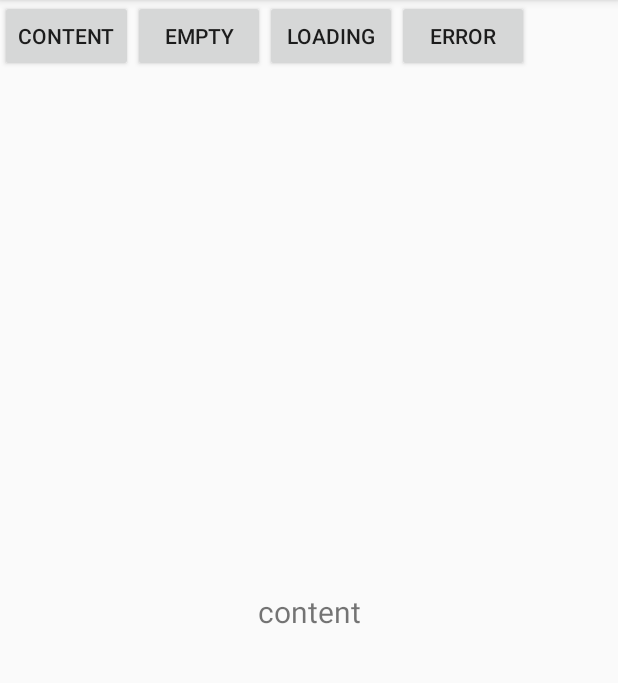
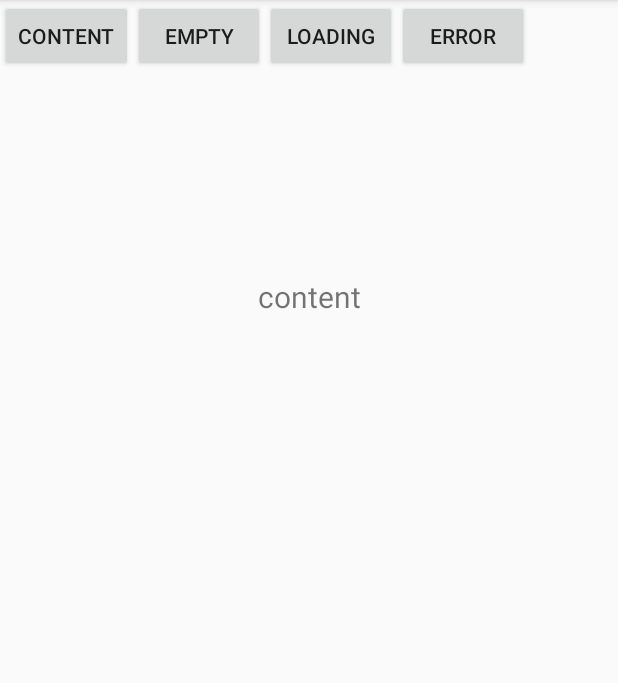
Before and after one commit to Colaman0/StatusLayout, an Android app: the screen it shows after launch (MainActivity), on a phone screen of 412 x 824 dp, the part 84-767 px from its top. Run offline under Robolectric (Android 15) with nearby library versions, the phone set to English and light mode, and no system bars.

Commit message:
feat:添加attach方法取代原本的init方法

```diff
--- a/StatusLayout/src/main/java/com/colaman/statuslayout/StatusLayout.kt
+++ b/StatusLayout/src/main/java/com/colaman/statuslayout/StatusLayout.kt
@@ -8,6 +8,7 @@ import android.util.AttributeSet
 import android.view.LayoutInflater
 import android.view.View
 import android.view.View.OnClickListener
+import android.view.ViewGroup
 import android.widget.ViewAnimator
 import com.example.statuslayout.R
 
@@ -17,7 +18,8 @@ import com.example.statuslayout.R
  *             有STATUS_NORMAL/STATUS_LOADING等默认的几个key可以使用，正常状态的布局建议用STATUS_NORMAL作为key添加
  *             如果用自定义的key，那么需要最先添加到statuslayout中，再添加如loading，error等布局
  */
-open class StatusLayout constructor(private var mContext: Context, attrs: AttributeSet? = null) : ViewAnimator(mContext, attrs) {
+open class StatusLayout constructor(private var mContext: Context, attrs: AttributeSet? = null) :
+    ViewAnimator(mContext, attrs) {
 
     companion object {
 
@@ -30,34 +32,17 @@ open class StatusLayout constructor(private var mContext: Context, attrs: Attrib
         var mGlobalInAnimation: Int = R.anim.anim_in_alpha
         var mGlobalOutAnimation: Int = R.anim.anim_out_alpha
 
+        fun attachTo(view: View, status: Status = Status.Normal): StatusLayout {
+            val statusLayout = StatusLayout(view.context).apply {
+                layoutParams = view.layoutParams
+            }
+            (view.parent as ViewGroup).apply {
+                val index = indexOfChild(view)
+                removeViewAt(index)
+                addView(statusLayout, index)
+            }
+            statusLayout.addStatus(status, StatusConfig(contentView = view))
 
-        /**
-         * 用于activity/fragment等view的初始化方式使用，在布局文件中可以不用手动把根部局替换成statuslayout,
-         * 而是调用init方法把资源res传进来，返回一个statuslayout,直接把返回的statuslayout作为activity setcontentview()方法的参数
-         *
-         * @param context   上下文
-         * @param layoutRes 布局资源文件
-         * @return
-         */
-        fun init(context: Context, @LayoutRes layoutRes: Int): StatusLayout {
-            val rootView = LayoutInflater.from(context).inflate(layoutRes, null)
-            return init(rootView)
-        }
-
-        /**
-         * 用于activity/fragment等view的初始化方式使用，在布局文件中可以不用手动把根部局替换成statuslayout,
-         * 而是调用init方法把资源res传进来，返回一个statuslayout,直接把返回的statuslayout作为activity setcontentview()方法的参数
-         *
-         * @param view 根view
-         * @return
-         */
-        fun init(view: View?): StatusLayout {
-            if (view == null) {
-                throw NullPointerException("view can not be null")
-            }
-            val statusLayout = StatusLayout(view.context)
-            statusLayout.addStatus(Status.Normal, StatusConfig(contentView = view))
-            statusLayout.addView(view)
             return statusLayout
         }
 
@@ -272,6 +257,7 @@ open class StatusLayout constructor(private var mContext: Context, attrs: Attrib
         this.layoutActionListener = layoutActionListener
     }
 
+
     /**
      * 布局点击事件的接口
      */
--- a/app/build.gradle
+++ b/app/build.gradle
@@ -3,11 +3,11 @@ apply plugin: 'kotlin-android'
 apply plugin: 'kotlin-android-extensions'
 
 android {
-    compileSdkVersion 28
+    compileSdkVersion 30
     defaultConfig {
         applicationId "com.colaman.demo"
         minSdkVersion 19
-        targetSdkVersion 28
+        targetSdkVersion 30
         versionCode 1
         versionName "1.0"
         testInstrumentationRunner "android.support.test.runner.AndroidJUnitRunner"
--- a/app/src/main/java/com/colaman/demo/MainActivity.kt
+++ b/app/src/main/java/com/colaman/demo/MainActivity.kt
@@ -21,27 +21,42 @@ class MainActivity : AppCompatActivity() {
         findViewById<View>(R.id.btn_content).setOnClickListener { mStatusLayout!!.showDefaultContent() }
         findViewById<View>(R.id.btn_error).setOnClickListener { mStatusLayout!!.switchLayout(Status.Error) }
         findViewById<View>(R.id.btn_empty).setOnClickListener { mStatusLayout!!.switchLayout(Status.Empty) }
-        findViewById<View>(R.id.btn_loading).setOnClickListener { mStatusLayout!!.switchLayout(Status.Loading) }
+        findViewById<View>(R.id.btn_loading).setOnClickListener {
+            mStatusLayout!!.switchLayout(
+                Status.Loading
+            )
+        }
     }
 
     private fun initStatusLayout() {
-        mStatusLayout = findViewById(R.id.status_layout)
-
+        mStatusLayout = StatusLayout.attachTo(findViewById(R.id.tv_content))
         // 这里错误类型布局直接inflate成一个view，展示另一种添加布局的方法
-        val errorView = LayoutInflater.from(this).inflate(R.layout.include_error, mStatusLayout, false)
+        val errorView =
+            LayoutInflater.from(this).inflate(R.layout.include_error, mStatusLayout, false)
         errorView.findViewById<View>(R.id.btn_retry).setOnClickListener {
-            Toast.makeText(this@MainActivity, " error layout  is Click  ", Toast.LENGTH_SHORT).show()
+            Toast.makeText(this@MainActivity, " error layout  is Click  ", Toast.LENGTH_SHORT)
+                .show()
             mStatusLayout?.showDefaultContent()
         }
 
         // 下面的代码展示了两种add方式
         mStatusLayout!!
-                .addStatus(Status.Loading, StatusConfig(contentView = LayoutInflater.from(this).inflate(R.layout.include_loading, null),autoClick = false))
-                .addStatus(Status.Error, StatusConfig(contentView = errorView, autoClick = true))
-                .setLayoutActionListener(object : StatusLayout.LayoutActionListener {
-                    override fun onLayoutAction(status: Status, view: View) {
-                        Toast.makeText(this@MainActivity, " status = $status  is Click  ", Toast.LENGTH_SHORT).show()
-                    }
-                })
+            .addStatus(
+                Status.Loading,
+                StatusConfig(
+                    contentView = LayoutInflater.from(this).inflate(R.layout.include_loading, null),
+                    autoClick = false
+                )
+            )
+            .addStatus(Status.Error, StatusConfig(contentView = errorView, autoClick = true))
+            .setLayoutActionListener(object : StatusLayout.LayoutActionListener {
+                override fun onLayoutAction(status: Status, view: View) {
+                    Toast.makeText(
+                        this@MainActivity,
+                        " status = $status  is Click  ",
+                        Toast.LENGTH_SHORT
+                    ).show()
+                }
+            })
     }
 }
--- a/app/src/main/res/layout/activity_main.xml
+++ b/app/src/main/res/layout/activity_main.xml
@@ -36,16 +36,12 @@
             android:text="error" />
     </LinearLayout>
 
-    <com.colaman.statuslayout.StatusLayout
-        android:id="@+id/status_layout"
+
+    <TextView
+        android:id="@+id/tv_content"
         android:layout_width="match_parent"
-        android:layout_height="match_parent">
-
-        <TextView
-            android:layout_width="match_parent"
-            android:layout_height="match_parent"
-            android:gravity="center"
-            android:text="content"
-            android:textSize="20sp" />
-    </com.colaman.statuslayout.StatusLayout>
+        android:layout_height="300dp"
+        android:gravity="center"
+        android:text="content"
+        android:textSize="20sp" />
 </LinearLayout>
```
